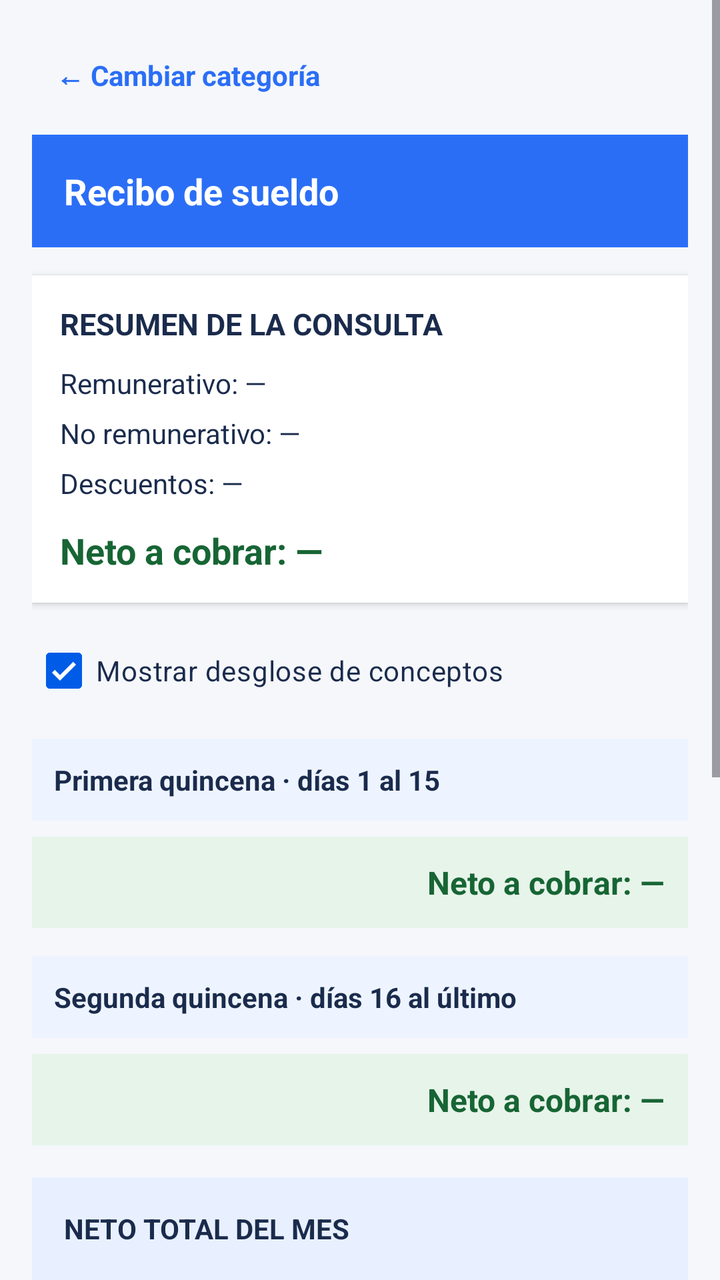
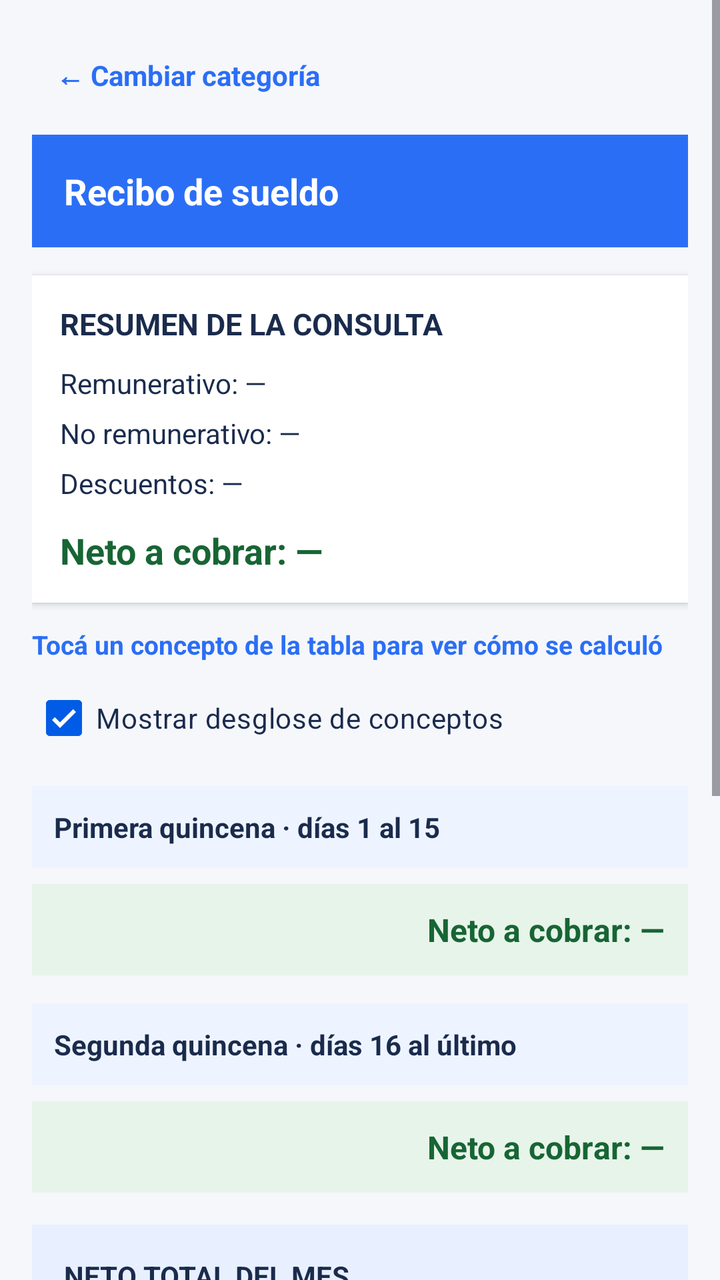

Compare the two renders of this Android layout. The source of the first and the diff that turns it into the second are given below.
<!-- AndroidManifest.xml: application theme Theme.CalculadoraSalarial -->
<!-- res/layout/activity_recibo.xml -->
<?xml version="1.0" encoding="utf-8"?>
<ScrollView xmlns:android="http://schemas.android.com/apk/res/android"
    android:id="@+id/raizRecibo"
    android:layout_width="match_parent"
    android:layout_height="match_parent"
    android:background="@color/recibo_fondo_pantalla"
    android:fillViewport="true">

    <LinearLayout
        android:layout_width="match_parent"
        android:layout_height="wrap_content"
        android:orientation="vertical"
        android:padding="16dp">

        
        <TextView
            android:id="@+id/tvCambiarCategoria"
            android:layout_width="wrap_content"
            android:layout_height="wrap_content"
            android:clickable="true"
            android:focusable="true"
            android:padding="12dp"
            android:text="@string/recibo_cambiar_categoria"
            android:textColor="@color/recibo_azul"
            android:textSize="14sp"
            android:textStyle="bold" />

        <TextView
            android:id="@+id/tvHeaderRecibo"
            android:layout_width="match_parent"
            android:layout_height="wrap_content"
            android:layout_marginTop="8dp"
            android:background="@color/recibo_azul"
            android:padding="16dp"
            android:text="@string/recibo_titulo"
            android:textColor="@color/recibo_blanco"
            android:textSize="18sp"
            android:textStyle="bold" />

        
        <LinearLayout
            android:id="@+id/cardResumenRecibo"
            android:layout_width="match_parent"
            android:layout_height="wrap_content"
            android:layout_marginTop="14dp"
            android:background="@color/recibo_blanco"
            android:elevation="2dp"
            android:orientation="vertical"
            android:padding="14dp">

            <TextView
                android:layout_width="match_parent"
                android:layout_height="wrap_content"
                android:text="@string/recibo_resumen_titulo"
                android:textColor="@color/recibo_texto"
                android:textSize="15sp"
                android:textStyle="bold" />

            <TextView
                android:id="@+id/tvResumenRemunerativo"
                android:layout_width="match_parent"
                android:layout_height="wrap_content"
                android:layout_marginTop="10dp"
                android:text="@string/recibo_resumen_remunerativo_base"
                android:textColor="@color/recibo_texto"
                android:textSize="14sp" />

            <TextView
                android:id="@+id/tvResumenNoRemunerativo"
                android:layout_width="match_parent"
                android:layout_height="wrap_content"
                android:layout_marginTop="6dp"
                android:text="@string/recibo_resumen_no_remunerativo_base"
                android:textColor="@color/recibo_texto"
                android:textSize="14sp" />

            <TextView
                android:id="@+id/tvResumenDescuentos"
                android:layout_width="match_parent"
                android:layout_height="wrap_content"
                android:layout_marginTop="6dp"
                android:text="@string/recibo_resumen_descuentos_base"
                android:textColor="@color/recibo_texto"
                android:textSize="14sp" />

            <TextView
                android:id="@+id/tvResumenNeto"
                android:layout_width="match_parent"
                android:layout_height="wrap_content"
                android:layout_marginTop="12dp"
                android:text="@string/recibo_resumen_neto_base"
                android:textColor="@color/recibo_verde_texto"
                android:textSize="18sp"
                android:textStyle="bold" />
        </LinearLayout>

        <CheckBox
            android:id="@+id/cbMostrarDetalleRecibo"
            android:layout_width="match_parent"
            android:layout_height="wrap_content"
            android:layout_marginTop="10dp"
            android:checked="true"
            android:text="@string/recibo_mostrar_desglose"
            android:textColor="@color/recibo_texto" />

        <LinearLayout
            android:id="@+id/seccionQuincenaA"
            android:layout_width="match_parent"
            android:layout_height="wrap_content"
            android:layout_marginTop="10dp"
            android:orientation="vertical">

            <TextView
                android:layout_width="match_parent"
                android:layout_height="wrap_content"
                android:background="@color/recibo_fondo_quincena"
                android:padding="11dp"
                android:text="@string/recibo_titulo_q1"
                android:textColor="@color/recibo_texto"
                android:textStyle="bold" />

            <HorizontalScrollView
                android:id="@+id/detalleTablaQ1"
                android:layout_width="match_parent"
                android:layout_height="wrap_content"
                android:fillViewport="true"
                android:scrollbars="horizontal">

                <TableLayout
                    android:id="@+id/tablaQuincenaA"
                    android:layout_width="wrap_content"
                    android:layout_height="wrap_content" />
            </HorizontalScrollView>

            <TextView
                android:id="@+id/tvNetoQ1"
                android:layout_width="match_parent"
                android:layout_height="wrap_content"
                android:layout_marginTop="8dp"
                android:background="@color/recibo_fondo_verde"
                android:gravity="end"
                android:padding="12dp"
                android:text="@string/recibo_neto_inicial"
                android:textColor="@color/recibo_verde_texto"
                android:textSize="16sp"
                android:textStyle="bold" />
        </LinearLayout>

        <LinearLayout
            android:id="@+id/seccionQuincenaB"
            android:layout_width="match_parent"
            android:layout_height="wrap_content"
            android:layout_marginTop="14dp"
            android:orientation="vertical">

            <TextView
                android:layout_width="match_parent"
                android:layout_height="wrap_content"
                android:background="@color/recibo_fondo_quincena"
                android:padding="11dp"
                android:text="@string/recibo_titulo_q2"
                android:textColor="@color/recibo_texto"
                android:textStyle="bold" />

            <HorizontalScrollView
                android:id="@+id/detalleTablaQ2"
                android:layout_width="match_parent"
                android:layout_height="wrap_content"
                android:fillViewport="true"
                android:scrollbars="horizontal">

                <TableLayout
                    android:id="@+id/tablaQuincenaB"
                    android:layout_width="wrap_content"
                    android:layout_height="wrap_content" />
            </HorizontalScrollView>

            <TextView
                android:id="@+id/tvNetoQ2"
                android:layout_width="match_parent"
                android:layout_height="wrap_content"
                android:layout_marginTop="8dp"
                android:background="@color/recibo_fondo_verde"
                android:gravity="end"
                android:padding="12dp"
                android:text="@string/recibo_neto_inicial"
                android:textColor="@color/recibo_verde_texto"
                android:textSize="16sp"
                android:textStyle="bold" />
        </LinearLayout>

        <LinearLayout
            android:layout_width="match_parent"
            android:layout_height="wrap_content"
            android:layout_marginTop="16dp"
            android:background="@color/recibo_fondo_total"
            android:orientation="vertical"
            android:padding="16dp">

            <TextView
                android:id="@+id/tvTituloTotal"
                android:layout_width="match_parent"
                android:layout_height="wrap_content"
                android:text="@string/recibo_total_mes"
                android:textColor="@color/recibo_texto"
                android:textStyle="bold" />

            <TextView
                android:id="@+id/tvNetoTotal"
                android:layout_width="match_parent"
                android:layout_height="wrap_content"
                android:layout_marginTop="6dp"
                android:text="@string/recibo_valor_inicial"
                android:textColor="@color/recibo_azul"
                android:textSize="28sp"
                android:textStyle="bold" />

            <TextView
                android:id="@+id/tvDetalleTotal"
                android:layout_width="match_parent"
                android:layout_height="wrap_content"
                android:layout_marginTop="6dp"
                android:text="@string/recibo_detalle_ambas"
                android:textColor="@color/recibo_texto_secundario"
                android:textSize="12sp" />
        </LinearLayout>

        
        <LinearLayout
            android:id="@+id/cardHerramientasRecibo"
            android:layout_width="match_parent"
            android:layout_height="wrap_content"
            android:layout_marginTop="14dp"
            android:background="@color/recibo_blanco"
            android:orientation="vertical"
            android:padding="10dp">

            <Button
                android:id="@+id/btnGuardarRecibo"
                android:layout_width="match_parent"
                android:layout_height="wrap_content"
                android:text="@string/recibo_boton_guardar"
                android:textAllCaps="false" />

            <Button
                android:id="@+id/btnVerGuardadoRecibo"
                android:layout_width="match_parent"
                android:layout_height="wrap_content"
                android:text="@string/recibo_boton_ver_guardado"
                android:textAllCaps="false" />

            <Button
                android:id="@+id/btnCompartirRecibo"
                android:layout_width="match_parent"
                android:layout_height="wrap_content"
                android:text="@string/recibo_boton_compartir"
                android:textAllCaps="false" />

            <Button
                android:id="@+id/btnAyudaRecibo"
                android:layout_width="match_parent"
                android:layout_height="wrap_content"
                android:text="@string/recibo_boton_ayuda"
                android:textAllCaps="false" />
        </LinearLayout>

        <TextView
            android:layout_width="match_parent"
            android:layout_height="wrap_content"
            android:layout_marginTop="12dp"
            android:text="@string/recibo_advertencia"
            android:textColor="@color/recibo_texto_secundario"
            android:textSize="12sp" />

        <Button
            android:id="@+id/btnNuevaConsulta"
            android:layout_width="match_parent"
            android:layout_height="wrap_content"
            android:layout_marginTop="16dp"
            android:backgroundTint="@color/recibo_azul"
            android:text="@string/recibo_nueva_consulta"
            android:textAllCaps="false"
            android:textColor="@color/recibo_blanco" />
    </LinearLayout>
</ScrollView>
<!-- resources referenced by this layout -->
<resources>
  <color name="recibo_azul">#2B6EF6</color>
  <color name="recibo_blanco">#FFFFFF</color>
  <color name="recibo_fondo_pantalla">#F5F7FB</color>
  <color name="recibo_fondo_quincena">#EEF4FF</color>
  <color name="recibo_fondo_total">#E8F0FF</color>
  <color name="recibo_fondo_verde">#E7F4EA</color>
  <color name="recibo_texto">#1A2B4C</color>
  <color name="recibo_texto_secundario">#51647D</color>
  <color name="recibo_verde_texto">#176534</color>
  <string name="recibo_advertencia">Liquidación informativa según los valores configurados en la aplicación. No constituye un recibo de sueldo oficial.</string>
  <string name="recibo_boton_ayuda">¿Qué significan estos conceptos?</string>
  <string name="recibo_boton_compartir">Compartir resumen</string>
  <string name="recibo_boton_guardar">Guardar último resultado</string>
  <string name="recibo_boton_ver_guardado">Ver último resultado guardado</string>
  <string name="recibo_cambiar_categoria">← Cambiar categoría</string>
  <string name="recibo_detalle_ambas">Suma de la primera y segunda quincena</string>
  <string name="recibo_mostrar_desglose">Mostrar desglose de conceptos</string>
  <string name="recibo_neto_inicial">Neto a cobrar: —</string>
  <string name="recibo_nueva_consulta">Nueva consulta</string>
  <string name="recibo_resumen_descuentos_base">Descuentos: —</string>
  <string name="recibo_resumen_neto_base">Neto a cobrar: —</string>
  <string name="recibo_resumen_no_remunerativo_base">No remunerativo: —</string>
  <string name="recibo_resumen_remunerativo_base">Remunerativo: —</string>
  <string name="recibo_resumen_titulo">RESUMEN DE LA CONSULTA</string>
  <string name="recibo_titulo">Recibo de sueldo</string>
  <string name="recibo_titulo_q1">Primera quincena · días 1 al 15</string>
  <string name="recibo_titulo_q2">Segunda quincena · días 16 al último</string>
  <string name="recibo_total_mes">NETO TOTAL DEL MES</string>
  <string name="recibo_valor_inicial">—</string>
  <style name="Theme.CalculadoraSalarial" parent="Base.Theme.CalculadoraSalarial" />
  <style name="Base.Theme.CalculadoraSalarial" parent="Theme.Material3.Light.NoActionBar">
          <item name="colorPrimary">@color/calc_azul</item>
          <item name="colorOnPrimary">@color/white</item>
      </style>
  <color name="calc_azul">#005CE6</color>
  <color name="white">#FFFFFFFF</color>
</resources>

<!-- the commit's change to res/layout/activity_recibo.xml (unified diff, before → after) -->
@@ -94,11 +94,21 @@
                 android:textStyle="bold" />
         </LinearLayout>
 
+        <TextView
+            android:id="@+id/tvPistaConceptos"
+            android:layout_width="match_parent"
+            android:layout_height="wrap_content"
+            android:layout_marginTop="12dp"
+            android:text="@string/recibo_pista_conceptos"
+            android:textColor="@color/recibo_azul"
+            android:textSize="13sp"
+            android:textStyle="bold" />
+
         <CheckBox
             android:id="@+id/cbMostrarDetalleRecibo"
             android:layout_width="match_parent"
             android:layout_height="wrap_content"
-            android:layout_marginTop="10dp"
+            android:layout_marginTop="4dp"
             android:checked="true"
             android:text="@string/recibo_mostrar_desglose"
             android:textColor="@color/recibo_texto" />
@@ -255,13 +265,6 @@
                 android:layout_height="wrap_content"
                 android:text="@string/recibo_boton_compartir"
                 android:textAllCaps="false" />
-
-            <Button
-                android:id="@+id/btnAyudaRecibo"
-                android:layout_width="match_parent"
-                android:layout_height="wrap_content"
-                android:text="@string/recibo_boton_ayuda"
-                android:textAllCaps="false" />
         </LinearLayout>
 
         <TextView
<!-- resource entries referenced after the edit -->
@@ -10,7 +10,6 @@
   <color name="recibo_texto_secundario">#51647D</color>
   <color name="recibo_verde_texto">#176534</color>
   <string name="recibo_advertencia">Liquidación informativa según los valores configurados en la aplicación. No constituye un recibo de sueldo oficial.</string>
-  <string name="recibo_boton_ayuda">¿Qué significan estos conceptos?</string>
   <string name="recibo_boton_compartir">Compartir resumen</string>
   <string name="recibo_boton_guardar">Guardar último resultado</string>
   <string name="recibo_boton_ver_guardado">Ver último resultado guardado</string>
@@ -19,6 +18,7 @@
   <string name="recibo_mostrar_desglose">Mostrar desglose de conceptos</string>
   <string name="recibo_neto_inicial">Neto a cobrar: —</string>
   <string name="recibo_nueva_consulta">Nueva consulta</string>
+  <string name="recibo_pista_conceptos">Tocá un concepto de la tabla para ver cómo se calculó</string>
   <string name="recibo_resumen_descuentos_base">Descuentos: —</string>
   <string name="recibo_resumen_neto_base">Neto a cobrar: —</string>
   <string name="recibo_resumen_no_remunerativo_base">No remunerativo: —</string>
